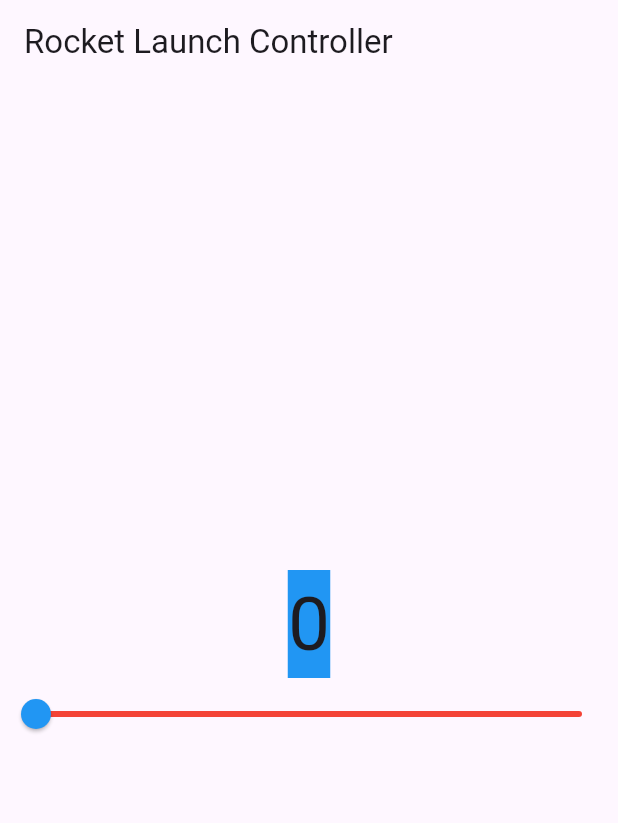
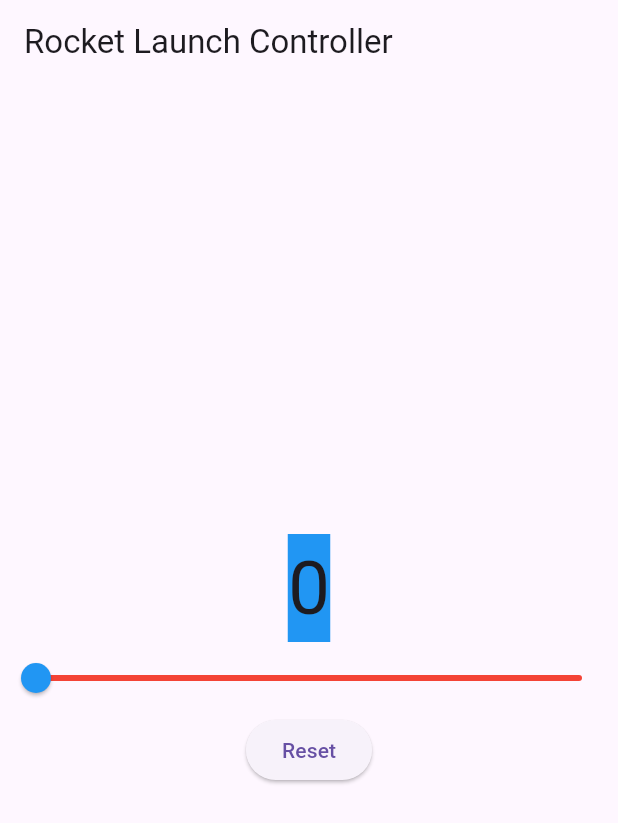
Before and after one commit to NovaAlvrx/stateful_rocket_launch, a Flutter app: the screen it shows after launch, on a phone screen of 412 x 824 dp. Shown: the top 823 px of the screen. Run offline on Flutter 3.47's test engine with Material 3 defaults, Android fonts, the phone set to English and light mode, and no system bars.

Commit message:
added basic reset button

```diff
--- a/lib/main.dart
+++ b/lib/main.dart
@@ -61,6 +61,14 @@ class _CounterWidgetState extends State<CounterWidget> {
             activeColor: Colors.blue,
             inactiveColor: Colors.red,
           ),
+          ElevatedButton(
+            onPressed: () {
+              setState(() {
+                _counter = 0;
+              });
+            },
+            child: Text('Reset'),
+          ),
         ],
       ),
     );
```
